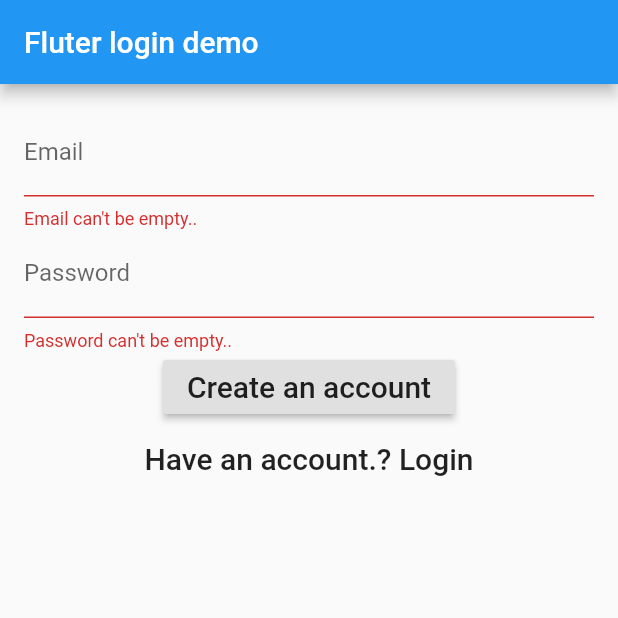
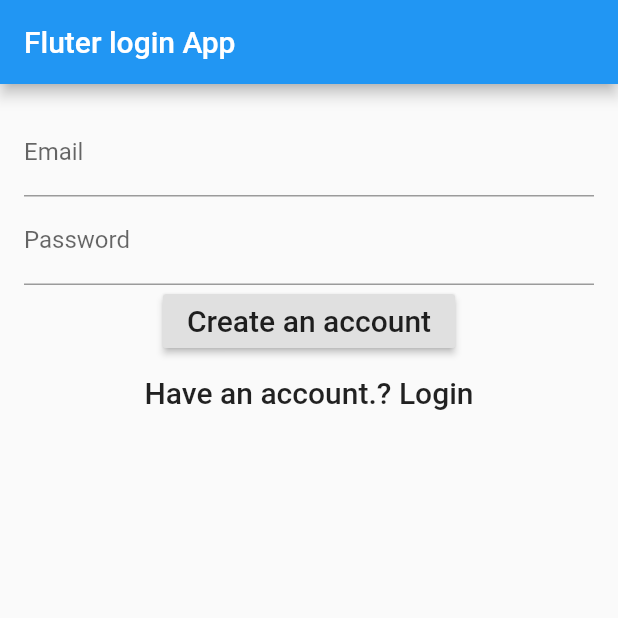
Before and after one commit to thilina931/first_step, a Flutter app: the screen it shows after launch, after a tap on "Login", after a tap on "Create an account.", on a phone screen of 412 x 824 dp, the top half of it. Run offline on Flutter 3.47's test engine with Material 2 defaults, Android fonts, the phone set to English and light mode, and no system bars; our stand-ins replace firebase_auth; accounts and stored records are empty.

```diff
--- a/lib/login_page.dart
+++ b/lib/login_page.dart
@@ -29,6 +29,7 @@ class _LoginPageState extends State<LoginPage> {
   void validateAndSubmit() async {
     if (validateAndSave()) {
       try {
+        if(_formtype == Formtype.login){
         AuthResult result = await FirebaseAuth.instance
             .signInWithEmailAndPassword(email: _email, password: _password);
         FirebaseUser user = result.user;
@@ -38,6 +39,17 @@ class _LoginPageState extends State<LoginPage> {
                 builder: (context) => Home(
                       user: user,
                     )));
+        }else{
+          AuthResult result = await FirebaseAuth.instance
+              .createUserWithEmailAndPassword(email: _email, password: _password);
+          FirebaseUser user = result.user;
+          Navigator.push(
+              context,
+              MaterialPageRoute(
+                  builder: (context) => Home(
+                    user: user,
+                  )));
+        }
       } catch (e) {
         print('Error: $e');
       }
@@ -45,11 +57,13 @@ class _LoginPageState extends State<LoginPage> {
   }
 
   void moveToRegister() {
+    formkey.currentState.reset();
     setState(() {
       _formtype = Formtype.register;
     });
   }
 void moveToLogin(){
+    formkey.currentState.reset();
   setState(() {
     _formtype = Formtype.login;
   });
@@ -59,7 +73,7 @@ void moveToLogin(){
   Widget build(BuildContext context) {
     return new Scaffold(
       appBar: new AppBar(
-        title: new Text('Fluter login demo'),
+        title: new Text('Fluter login App'),
       ),
       body: new Container(
         padding: EdgeInsets.all(16.0),
```
